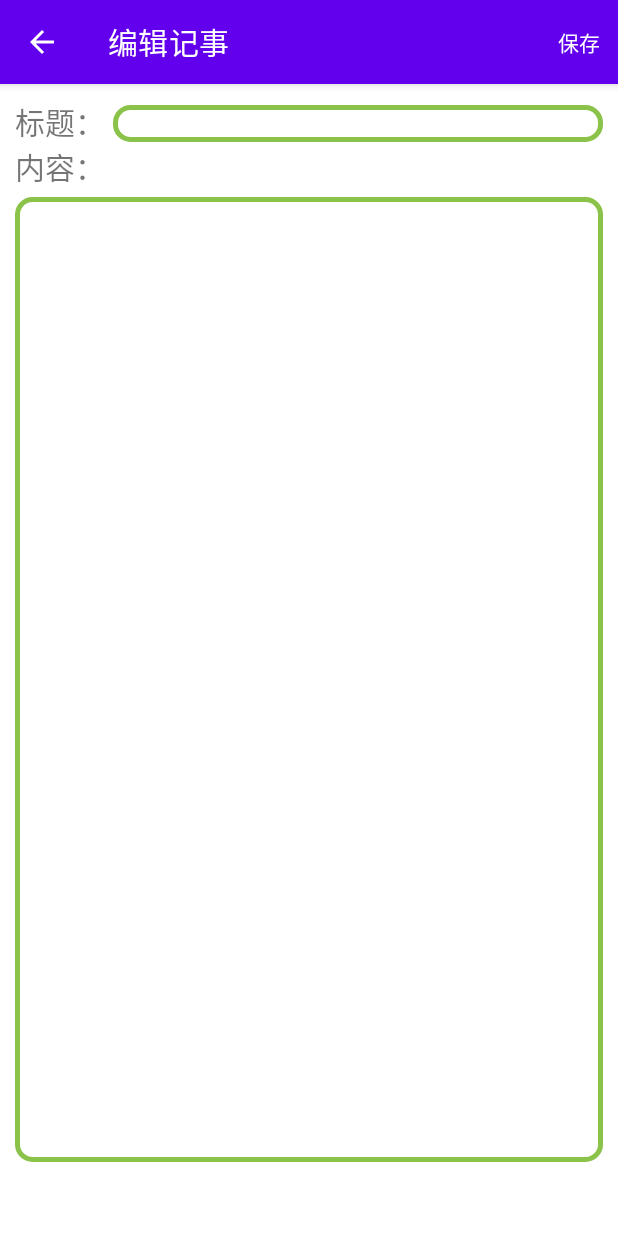
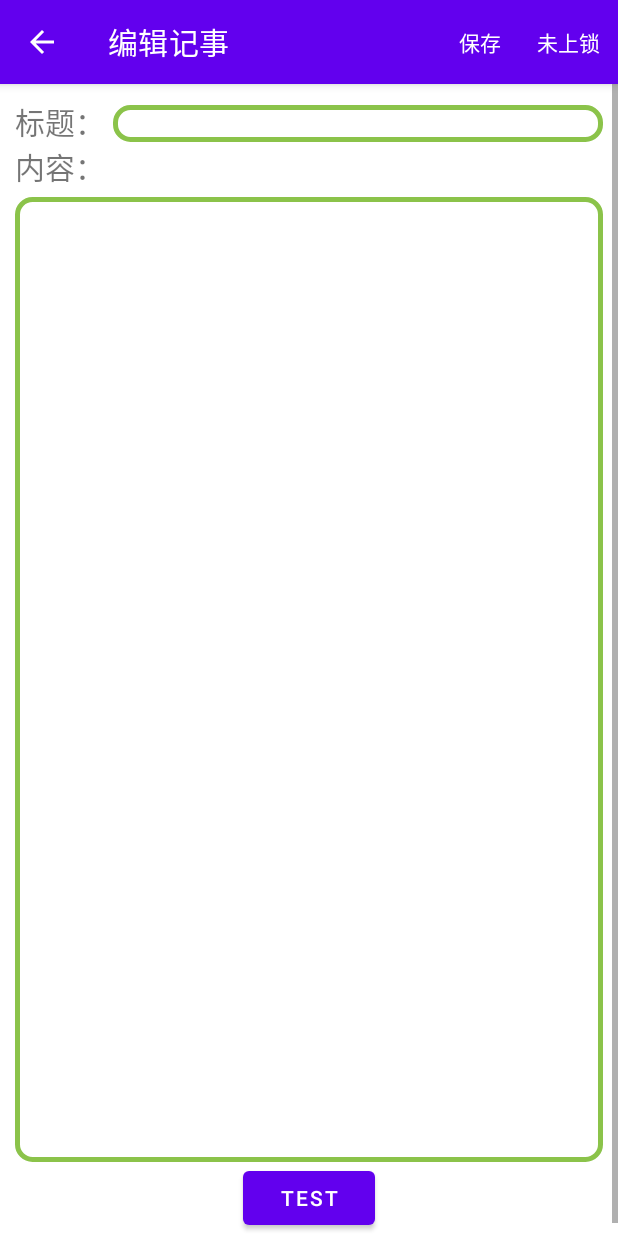
Before and after one commit to Shadowmirror/DragonLi, an Android app: the EditActivity screen opened directly, with no data from a screen before it, on a phone screen of 412 x 824 dp. Run offline under Robolectric (Android 15) with nearby library versions, the phone set to English and light mode, and no system bars; libraries missing offline, so code that uses them is left out: org.litepal; 1 statement that could not run was skipped.

Commit message:
上锁功能，不能解锁

```diff
--- a/app/src/main/java/miao/kmirror/dragonli/activity/EditActivity.java
+++ b/app/src/main/java/miao/kmirror/dragonli/activity/EditActivity.java
@@ -13,6 +13,8 @@ import android.text.TextWatcher;
 import android.util.Log;
 import android.view.Menu;
 import android.view.MenuItem;
+import android.view.View;
+import android.widget.Button;
 import android.widget.EditText;
 
 import org.litepal.LitePal;
@@ -28,6 +30,7 @@ import miao.kmirror.dragonli.utils.ToastUtils;
 
 public class EditActivity extends AppCompatActivity {
 
+    Intent intent = getIntent();
     public static final String TAG = "EditActivity";
     private TextInfo text;
     private TextContentDao textContentDao = new TextContentDao();
@@ -36,6 +39,7 @@ public class EditActivity extends AppCompatActivity {
     private EditText etContent;
     private boolean isChange = false;
     private int skipOne = 1;
+
 
     @Override
     protected void onCreate(Bundle savedInstanceState) {
@@ -46,6 +50,11 @@ public class EditActivity extends AppCompatActivity {
 
         etTitle = findViewById(R.id.et_title);
         etContent = findViewById(R.id.et_content);
+
+        Button test = findViewById(R.id.bt_edit_test);
+        test.setOnClickListener(v -> {
+
+        });
 
         /**
          * 文本改变监听
@@ -66,8 +75,6 @@ public class EditActivity extends AppCompatActivity {
             public void afterTextChanged(Editable s) {
             }
         });
-
-
         initData();
     }
 
@@ -124,16 +131,41 @@ public class EditActivity extends AppCompatActivity {
     @Override
     public boolean onCreateOptionsMenu(Menu menu) {
         getMenuInflater().inflate(R.menu.menu_save, menu);
-        MenuItem item = menu.findItem(R.id.menu_save);
-        item.setOnMenuItemClickListener(new MenuItem.OnMenuItemClickListener() {
+        MenuItem save = menu.findItem(R.id.menu_save);
+        save.setOnMenuItemClickListener(new MenuItem.OnMenuItemClickListener() {
             @Override
             public boolean onMenuItemClick(MenuItem item) {
                 save_text();
                 return true;
             }
         });
+        MenuItem lock = menu.findItem(R.id.menu_lock);
+        lock.setOnMenuItemClickListener(new MenuItem.OnMenuItemClickListener() {
+            @Override
+            public boolean onMenuItemClick(MenuItem item) {
+                text.setLocked(!text.getLocked());
+                textInfoDao.update(text);
+                onPrepareOptionsMenu(menu);
+                return true;
+            }
+        });
+
         return super.onCreateOptionsMenu(menu);
 
+    }
+
+    @Override
+    public boolean onPrepareOptionsMenu(Menu menu) {
+        Intent intent = getIntent();
+        text = (TextInfo) intent.getSerializableExtra("text");
+        MenuItem item = menu.findItem(R.id.menu_lock);
+
+        if(text.getLocked()){
+            item.setTitle("已上锁");
+        }else{
+            item.setTitle("未上锁");
+        }
+        return super.onPrepareOptionsMenu(menu);
     }
 
     private void initData() {
--- a/app/src/main/res/layout/activity_edit.xml
+++ b/app/src/main/res/layout/activity_edit.xml
@@ -4,6 +4,7 @@
     android:layout_width="match_parent"
     android:layout_height="wrap_content"
     tools:context=".activity.EditActivity">
+
 
     <LinearLayout
         android:layout_width="match_parent"
@@ -44,9 +45,17 @@
             android:layout_width="match_parent"
             android:layout_height="wrap_content"
             android:layout_marginTop="5dp"
-            android:minLines="30"
-            android:gravity="left" />
+            android:gravity="left"
+            android:minLines="30" />
+
+        <Button
+            android:id="@+id/bt_edit_test"
+            android:layout_width="wrap_content"
+            android:layout_height="wrap_content"
+            android:layout_gravity="center"
+            android:text="test" />
 
 
     </LinearLayout>
+
 </ScrollView>
--- a/app/src/main/res/menu/menu_save.xml
+++ b/app/src/main/res/menu/menu_save.xml
@@ -6,4 +6,8 @@
         android:id="@+id/menu_save"
         android:title="保存"
         app:showAsAction="always" />
+    <item
+        android:id="@+id/menu_lock"
+        android:title="上锁"
+        app:showAsAction="always" />
 </menu>
```
